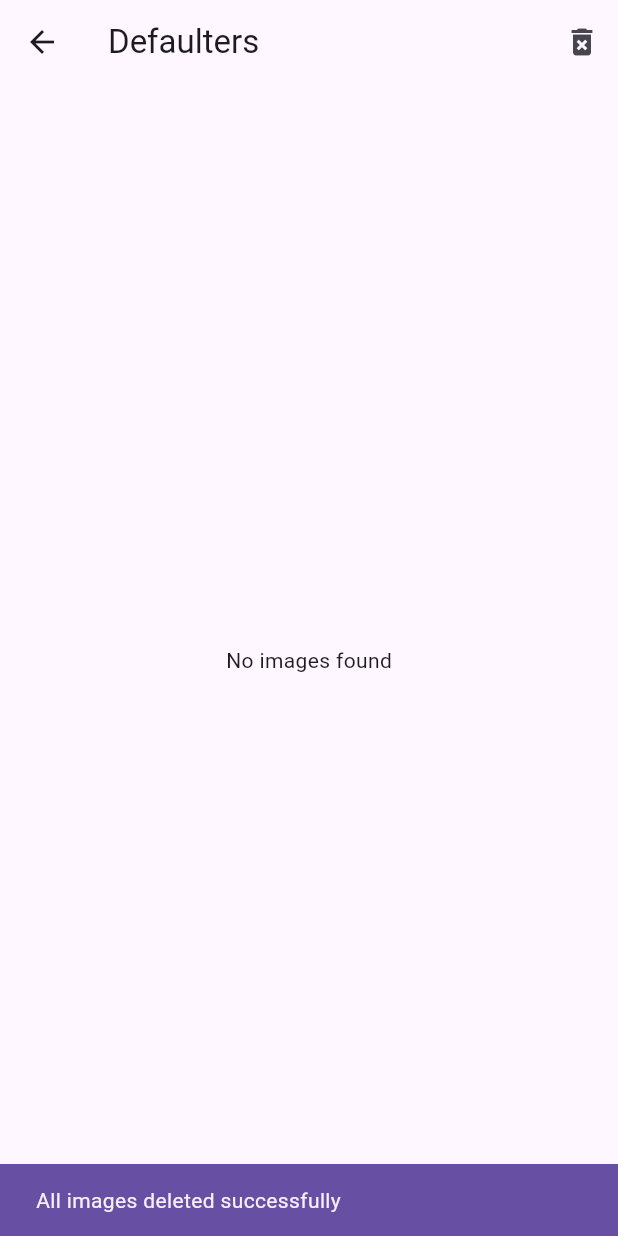
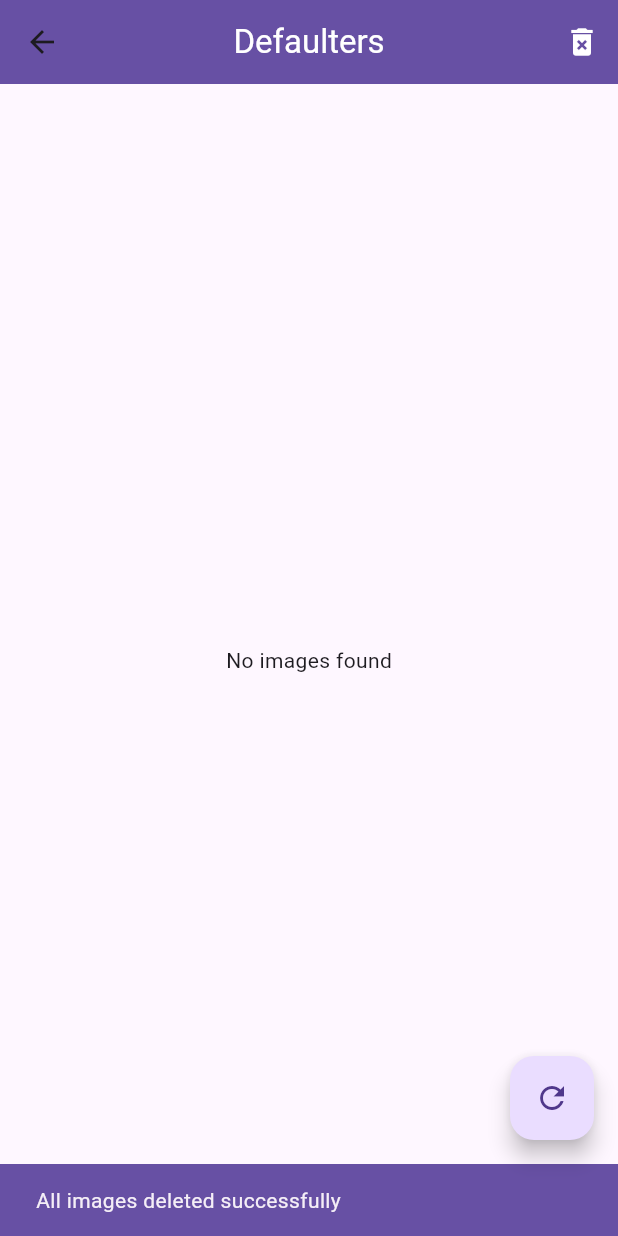
Before and after one commit to Matti0786/helmetdetect, a Flutter app: the DefaulterList screen opened directly with empty values, after a tap on the "delete forever" icon, on a phone screen of 412 x 824 dp. Run offline on Flutter 3.47's test engine with Material 3 defaults, Android fonts, the phone set to English and light mode, and no system bars; our stand-ins replace camera, firebase_auth, firebase_core, firebase_storage, image_picker; missing offline and left inert: flutter_pytorch; accounts and stored records are empty.

Commit message:
Ui5 Change commit

```diff
--- a/lib/pages/DefaulterList.dart
+++ b/lib/pages/DefaulterList.dart
@@ -7,7 +7,7 @@ import 'Camera.dart';
 class DefaulterList extends StatefulWidget {
   const DefaulterList({super.key, required this.date});
 
-  final DateTime date;
+  final String date;
 
   @override
   State<DefaulterList> createState() => _DefaulterListState();
@@ -20,25 +20,39 @@ class _DefaulterListState extends State<DefaulterList> {
   @override
   void initState() {
     super.initState();
-    _imageData = _loadImages();
+    print(widget.date);
+    _imageData = _loadImages(query: widget.date);
   }
 
-  Future<List<Map<String, String>>> _loadImages() async {
+  Future<List<Map<String, String>>> _loadImages({String query = ''}) async {
     ListResult result = await FirebaseStorage.instance.ref('uploads').listAll();
     List<Map<String, String>> data = [];
-    for (var ref in result.items) {
-      final url = await ref.getDownloadURL();
-      data.add({'url': url, 'path': ref.fullPath});
+    if (query == '') {
+      for (var ref in result.items) {
+        final url = await ref.getDownloadURL();
+        data.add({'url': url, 'path': ref.fullPath});
+      }
+    } else {
+      for (var item in result.items) {
+        String itemName = item.name;
+        if (itemName.contains(query)) {
+          String downloadURL = await item.getDownloadURL();
+          setState(() {
+            data.add({'url': downloadURL, 'path': item.fullPath});
+          });
+        }
+      }
     }
+
     return data;
   }
 
   Future<void> _deleteImage(String path) async {
     try {
       await FirebaseStorage.instance.ref(path).delete();
-      setState(() {
-        _imageData = _loadImages();
-      });
+      // setState(() {
+      //   _imageData = _loadImages();
+      // });
       ScaffoldMessenger.of(context).showSnackBar(SnackBar(
         content: Text("Image deleted successfully"),
         backgroundColor: Theme.of(context).primaryColor,
@@ -56,9 +70,9 @@ class _DefaulterListState extends State<DefaulterList> {
       for (var ref in result.items) {
         await ref.delete();
       }
-      setState(() {
-        _imageData = _loadImages();
-      });
+      // setState(() {
+      //   _imageData = _loadImages();
+      // });
       ScaffoldMessenger.of(context).showSnackBar(SnackBar(
         content: Text("All images deleted successfully"),
         backgroundColor: Theme.of(context).primaryColor,
@@ -72,11 +86,27 @@ class _DefaulterListState extends State<DefaulterList> {
   @override
   Widget build(BuildContext context) {
     return Scaffold(
+      floatingActionButton: FloatingActionButton(
+        onPressed: () {
+          setState(() {
+            _imageData = _loadImages();
+          });
+        },
+        child: Icon(Icons.refresh),
+      ),
       appBar: AppBar(
-        title: Text('Defaulters'),
+        centerTitle: true,
+        backgroundColor: Theme.of(context).primaryColor,
+        title: Text(
+          'Defaulters',
+          style: TextStyle(color: Colors.white),
+        ),
         actions: [
           IconButton(
-            icon: Icon(Icons.delete_forever),
+            icon: Icon(
+              Icons.delete_forever,
+              color: Colors.white,
+            ),
             onPressed: _deleteAllImages,
           ),
         ],
```
Also changed, not shown: lib/pages/Camera.dart (+6 -1 lines), lib/pages/SingleImageDetector.dart (+6 -1 lines).
